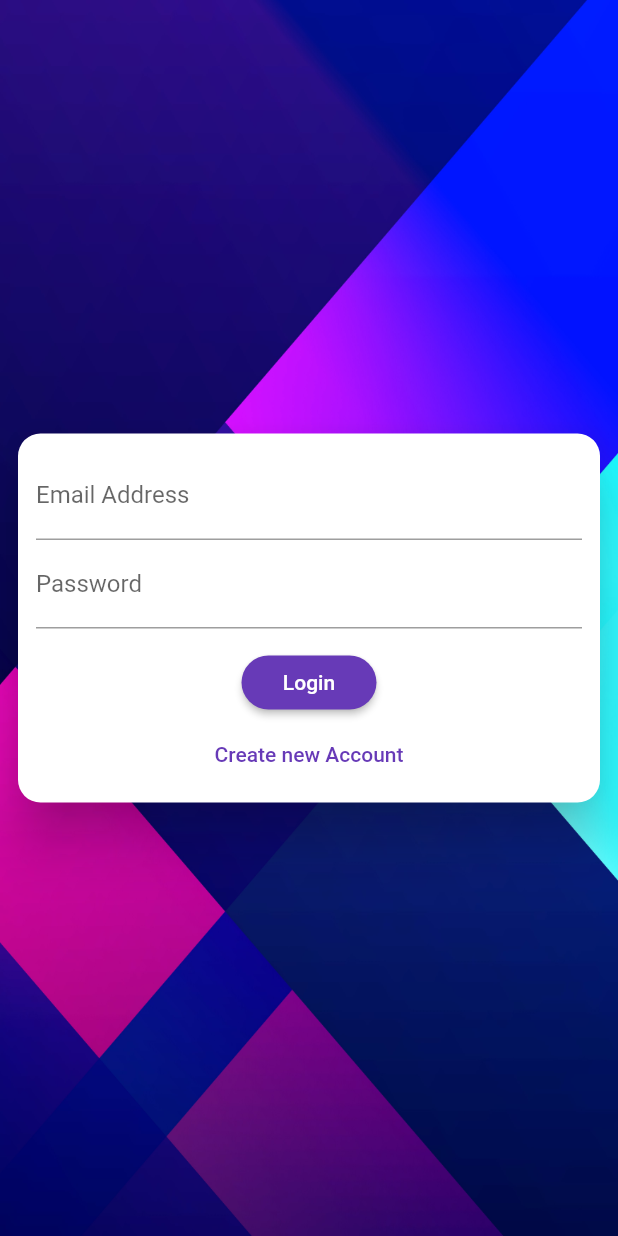
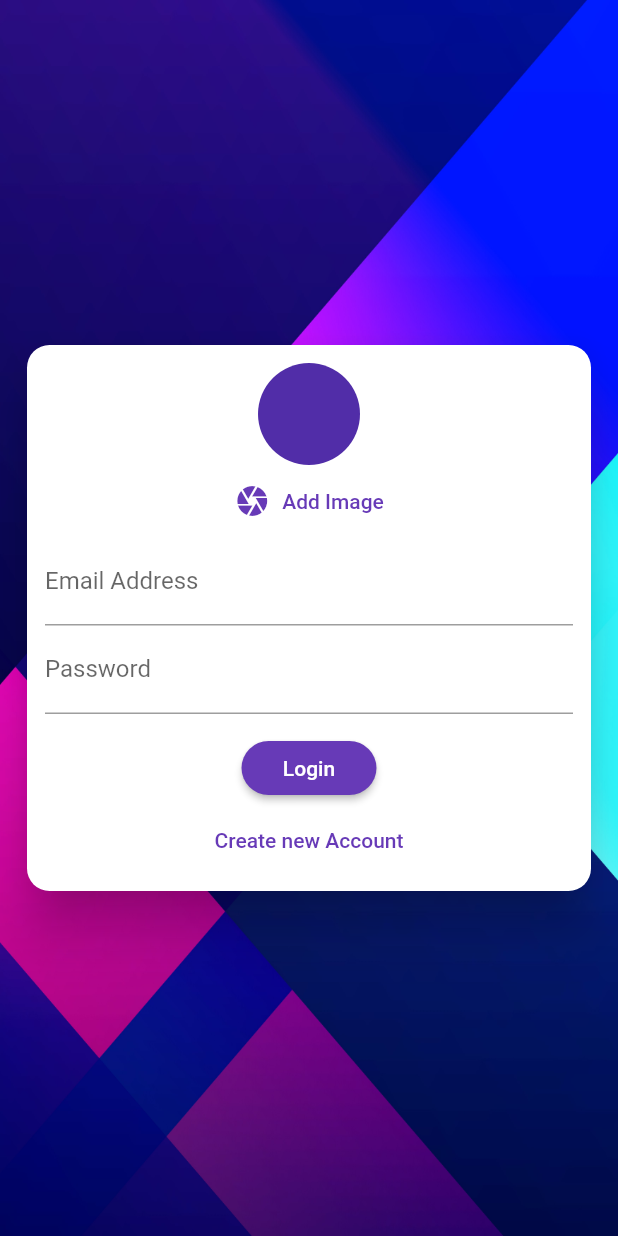
Before and after one commit to marizvi/Flutter_chat_app, a Flutter app: the screen it shows after launch, on a phone screen of 412 x 824 dp. Run offline on Flutter 3.47's test engine with Material 2 defaults, Android fonts, the phone set to English and light mode, and no system bars; our stand-ins replace cloud_firestore, firebase_auth, firebase_core; accounts and stored records are empty.

Commit message:
library mang added

```diff
--- a/lib/widget/auth_form.dart
+++ b/lib/widget/auth_form.dart
@@ -1,3 +1,4 @@
+import 'package:chat_app/widget/picker/user_image_picker.dart';
 import 'package:flutter/material.dart';
 
 class AuthForm extends StatefulWidget {
@@ -70,9 +71,9 @@ class _AuthFormState extends State<AuthForm>
         child: AnimatedContainer(
           duration: Duration(milliseconds: 260),
           curve: Curves.easeInOutQuad,
-          height: _isLogin ? 270 : 390,
+          height: _isLogin ? 400 : 520,
           child: Card(
-            margin: EdgeInsets.all(12),
+            margin: EdgeInsets.all(18),
             shape:
                 RoundedRectangleBorder(borderRadius: BorderRadius.circular(15)),
             elevation: 15,
@@ -82,6 +83,7 @@ class _AuthFormState extends State<AuthForm>
                 child: Form(
                   key: _formKey,
                   child: Column(mainAxisSize: MainAxisSize.min, children: [
+                    UserImagePicker(),
                     TextFormField(
                         // key is necessary when we are changing number of
                         // textform fields dynamically, to prvent swapping of values
--- /dev/null
+++ b/lib/widget/picker/user_image_picker.dart
@@ -0,0 +1,25 @@
+import 'package:flutter/material.dart';
+
+import 'package:flutter/material.dart';
+
+class UserImagePicker extends StatefulWidget {
+  @override
+  _UserImagePickerState createState() => _UserImagePickerState();
+}
+
+class _UserImagePickerState extends State<UserImagePicker> {
+  @override
+  Widget build(BuildContext context) {
+    return Column(
+      children: [
+        CircleAvatar(
+          radius: 34,
+        ),
+        TextButton.icon(
+            onPressed: () {},
+            icon: Icon(Icons.camera),
+            label: Text('Add Image')),
+      ],
+    );
+  }
+}
--- a/pubspec.yaml
+++ b/pubspec.yaml
@@ -37,6 +37,7 @@ dependencies:
   cloud_firestore: ^3.1.6
   firebase_core: ^1.6.0
   firebase_auth: ^3.3.5
+  image_picker: ^0.8.4+5
 
 dev_dependencies:
   flutter_test:
```
Also changed, not shown: pubspec.lock, 1 other file.
